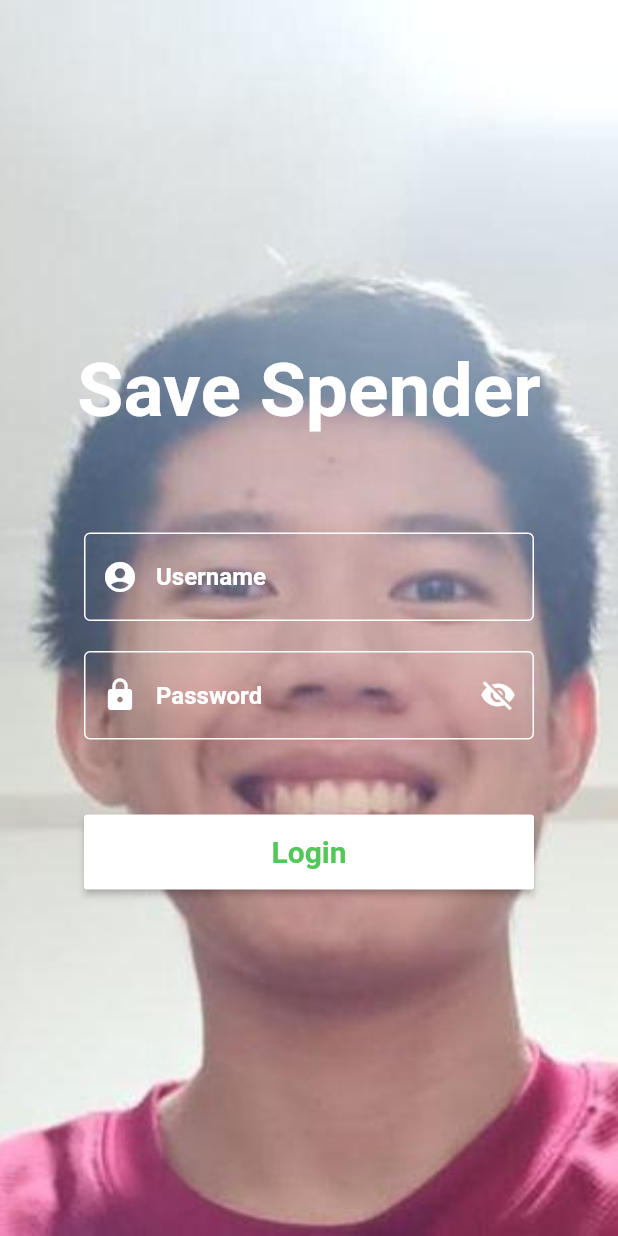
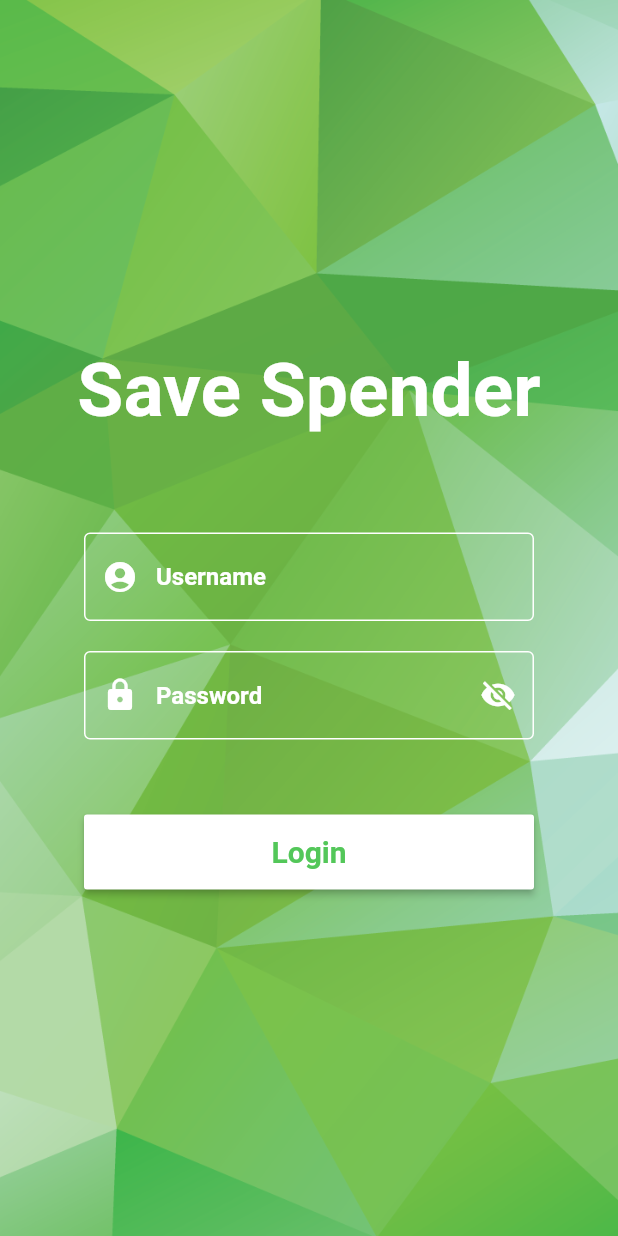
Before and after one commit to thawalk/Razer-Hackathon, a Flutter app: the screen it shows after launch, on a phone screen of 412 x 824 dp. Run offline on Flutter 3.47's test engine with Material 2 defaults, Android fonts, the phone set to English and light mode, and no system bars; our stand-ins replace charts_flutter, connectivity; missing offline and left inert: encrypt, flappy_search_bar, flutter_thermometer, gradient_text, qrscan.

Commit message:
settings,background

```diff
--- a/save_spender/lib/screens/login_screen.dart
+++ b/save_spender/lib/screens/login_screen.dart
@@ -30,7 +30,7 @@ class _LoginScreenState extends State<LoginScreen> {
     return Container(
       decoration: BoxDecoration(
           image: DecorationImage(
-              image: AssetImage("images/akmal.jpg"), fit: BoxFit.cover)),
+              image: AssetImage("images/green.png"), fit: BoxFit.cover)),
       child: Scaffold(
         backgroundColor: Colors.transparent,
         body: Center(
--- a/save_spender/lib/screens/main_screen.dart
+++ b/save_spender/lib/screens/main_screen.dart
@@ -12,6 +12,7 @@ import 'package:flappy_search_bar/flappy_search_bar.dart';
 import 'package:qrscan/qrscan.dart' as scanner;
 import 'GoalsRelated/goal_supplement.dart';
 import 'deposit_related/deposit_pop.dart';
+import '../models/goal_model.dart';
 
 class MainScreen extends StatefulWidget {
   //MainScreen({});
@@ -27,7 +28,7 @@ class _MainScreenState extends State<MainScreen> {
   int _selectedIndex = 0;
   String barcode = '';
   User user = new User();
-
+  //Goal goal;
 
   @override
   Widget build(BuildContext context) {
```
Also changed, not shown: save_spender/lib/screens/progress_screen.dart (+11 -1 lines), save_spender/lib/screens/savings_screen.dart (+153 -3 lines), save_spender/images/green.png (added), save_spender/pubspec.lock.
